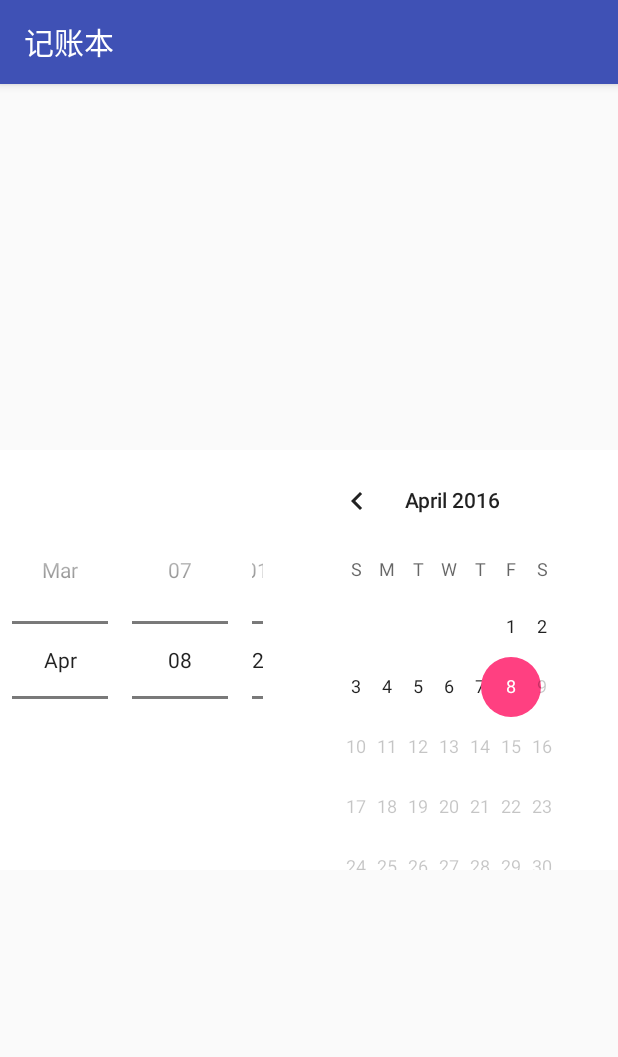
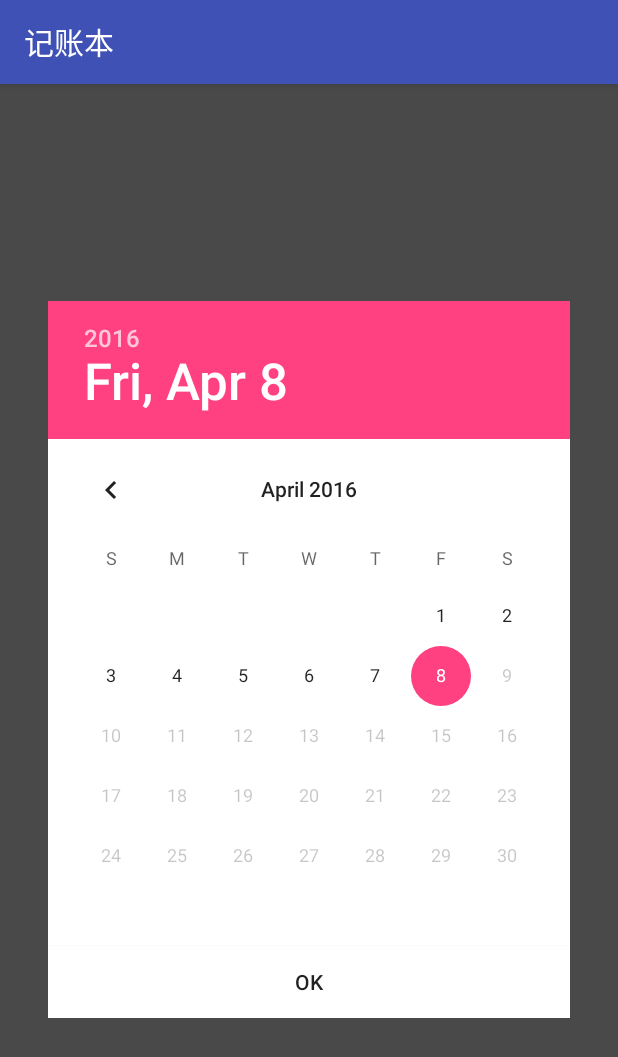
Before and after one commit to ZhaoYueNing/ChargeUp, an Android app: the fragment CalndarFragment shown on its own in the app's theme, on a phone screen of 412 x 824 dp. Shown: the top 1057 px of the screen. Run offline under Robolectric (Android 15) with nearby library versions, the light colour scheme and no system bars; 2 statements that could not run were skipped.

Commit message:
BETE 1.2 修改时钟 日历UI

```diff
--- a/app/src/main/java/com/zhao/ChargeUp/CalndarFragment.java
+++ b/app/src/main/java/com/zhao/ChargeUp/CalndarFragment.java
@@ -8,6 +8,7 @@ import android.util.Log;
 import android.view.LayoutInflater;
 import android.view.View;
 import android.view.ViewGroup;
+import android.widget.Button;
 import android.widget.DatePicker;
 
 import java.util.Date;
@@ -15,28 +16,33 @@ import java.util.Date;
 
 public class CalndarFragment extends Fragment {
     private DatePicker datePicker;
-
+    private Button bt_ok;
     @Override
     public View onCreateView(LayoutInflater inflater, ViewGroup container,
                              Bundle savedInstanceState) {
         View view = inflater.inflate(R.layout.fragment_calndar, container, false);
         datePicker = (DatePicker) view.findViewById(R.id.datePicker);
+        bt_ok = (Button) view.findViewById(R.id.bt_ok);
         datePicker.setMaxDate(new Date().getTime());
+        datePicker.setMinDate(new Date().getTime()-(31*24*60*60*10000));
         Date date = AddRecordFragment.getDate();
         Log.d("TAG++", date.getYear() + " " + date.getMonth());
 
         datePicker.init(date.getYear(), date.getMonth(), date.getDay(), new DatePicker.OnDateChangedListener() {
             @Override
-            public void onDateChanged(DatePicker view, int year, int monthOfYear, int dayOfMonth) {
-//                year = datePicker.getYear();
-//                monthOfYear = datePicker.getMonth();
-//                dayOfMonth = datePicker.getDayOfMonth();
-
+            public void onDateChanged(DatePicker view, int year, int monthOfYear, int dayOfMonth) {}
+        });
+        bt_ok.setOnClickListener(new View.OnClickListener() {
+            @Override
+            public void onClick(View v) {
+                int year = datePicker.getYear();
+                int monthOfYear = datePicker.getMonth();
+                int dayOfMonth = datePicker.getDayOfMonth();
                 AddRecordFragment.setDate(year,monthOfYear,dayOfMonth);
                 CalndarFragment.this.onDestroyView();
+                getFragmentManager().popBackStack();
             }
         });
-
         return view;
     }
 
--- a/app/src/main/java/com/zhao/ChargeUp/UserEditorFragment.java
+++ b/app/src/main/java/com/zhao/ChargeUp/UserEditorFragment.java
@@ -27,6 +27,7 @@ public class UserEditorFragment extends Fragment {
                 double amount = Double.parseDouble(et_amount.getText().toString());
                 User.getCurrentUser().setAmount(amount);
                 MainFragment.refurbish();
+                getFragmentManager().popBackStack();
             }
         });
         return view;
--- a/app/src/main/res/layout/fragme_add_user.xml
+++ b/app/src/main/res/layout/fragme_add_user.xml
@@ -14,7 +14,8 @@
             android:layout_width="wrap_content"
             android:layout_height="wrap_content"
             android:textAppearance="?android:attr/textAppearanceSmall"
-            android:text="用户名  :" />
+            android:textColor="@android:color/black"
+            android:text="用户名    :" />
         <EditText
             android:id="@+id/et_userName"
             android:layout_width="0dp"
@@ -30,8 +31,9 @@
         <TextView
             android:layout_width="wrap_content"
             android:layout_height="wrap_content"
+            android:textColor="@android:color/black"
             android:textAppearance="?android:attr/textAppearanceSmall"
-            android:text="初始金额　:" />
+            android:text="初始金额 :" />
         <EditText
             android:id="@+id/et_initSum"
             android:layout_width="0dp"
--- a/app/src/main/res/layout/fragme_user_manager.xml
+++ b/app/src/main/res/layout/fragme_user_manager.xml
@@ -2,7 +2,8 @@
 <LinearLayout xmlns:android="http://schemas.android.com/apk/res/android"
     android:orientation="vertical" android:layout_width="match_parent"
     android:layout_height="match_parent"
-    android:clickable="true">
+    android:clickable="true"
+    android:background="@drawable/translucent_black">
     <LinearLayout
         android:layout_width="match_parent"
         android:layout_height="0dp"
@@ -28,6 +29,8 @@
         <FrameLayout
             android:id="@+id/fl_addUser"
             android:layout_width="match_parent"
+            android:paddingRight="10dp"
+            android:paddingLeft="10dp"
             android:layout_height="0dp"
             android:layout_weight="1">
 
--- a/app/src/main/res/layout/fragment_calndar.xml
+++ b/app/src/main/res/layout/fragment_calndar.xml
@@ -3,10 +3,11 @@
     android:layout_width="match_parent"
     android:layout_height="match_parent"
     tools:context="com.zhao.ChargeUp.CalndarFragment"
+    android:background="@drawable/translucent_black"
     android:clickable="true">
 
     <LinearLayout
-        android:layout_width="match_parent"
+        android:layout_width="wrap_content"
         android:layout_height="wrap_content"
         android:background="@android:color/white"
         android:orientation="vertical"
@@ -15,9 +16,14 @@
             android:id="@+id/datePicker"
             android:layout_width="wrap_content"
             android:layout_height="wrap_content"
-            android:minDate="1/1/2010"
-            android:datePickerMode="spinner"
+            android:datePickerMode="calendar"
             />
+        <Button
+            android:id="@+id/bt_ok"
+            android:layout_width="match_parent"
+            android:layout_height="wrap_content"
+            android:background="@android:color/white"
+            android:text="OK"/>
     </LinearLayout>
 
 </FrameLayout>
```
Also changed, not shown: app/src/main/java/com/zhao/ChargeUp/ClockFragment.java (+11 -6 lines), app/src/main/res/layout/fragment_clock.xml (+10 -2 lines).
